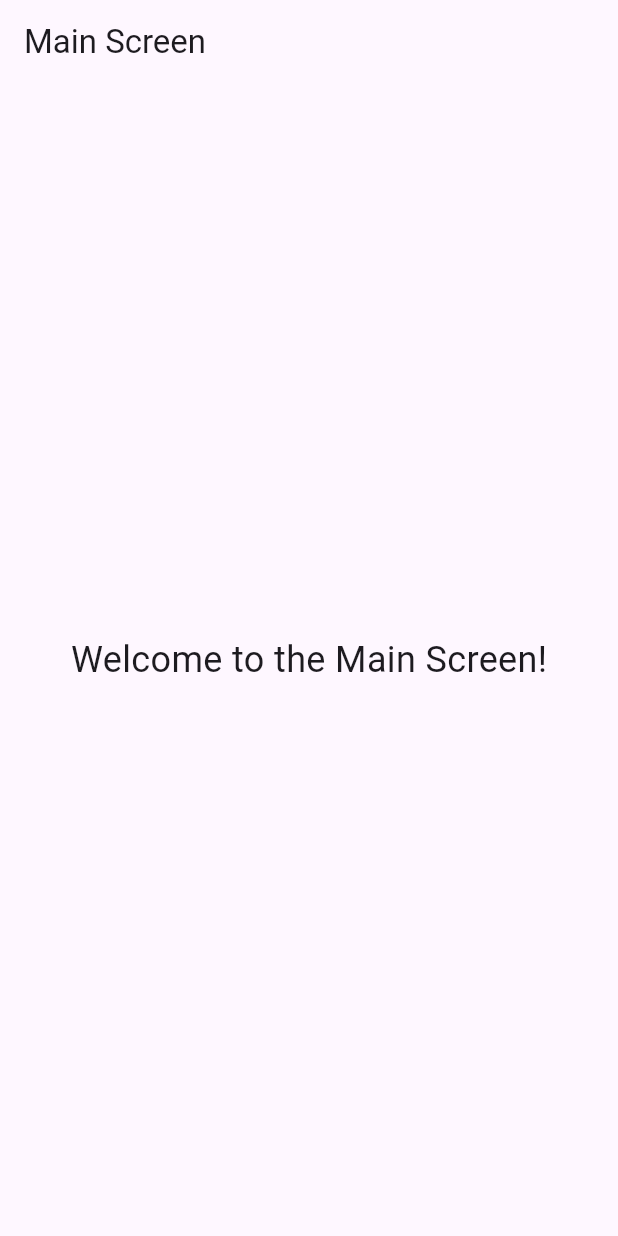
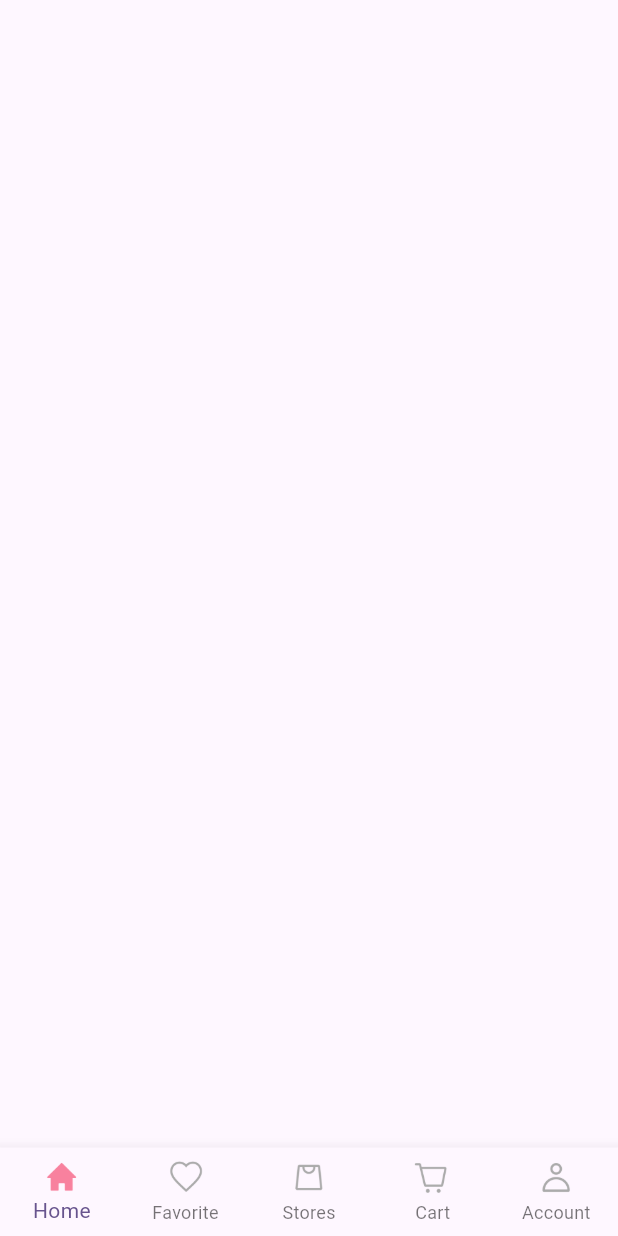
Before and after one commit to gyhcom/flutter_first, a Flutter app: the screen it shows after launch, on a phone screen of 412 x 824 dp. Run offline on Flutter 3.47's test engine with Material 3 defaults, Android fonts, the phone set to English and light mode, and no system bars; our stand-ins replace google_fonts.

Commit message:
FEAT: MainScreen iconNavigationBar

```diff
--- a/lib/views/screens/main_screen.dart
+++ b/lib/views/screens/main_screen.dart
@@ -1,22 +1,34 @@
 import 'package:flutter/material.dart';
 
-class MainScreen extends StatefulWidget {
+class MainScreen extends StatelessWidget {
   const MainScreen({super.key});
-
-  @override
-  State<MainScreen> createState() => _MainScreenState();
-}
-
-class _MainScreenState extends State<MainScreen> {
   @override
   Widget build(BuildContext context) {
     return Scaffold(
-      appBar: AppBar(title: const Text('Main Screen')),
-      body: Center(
-        child: Text(
-          'Welcome to the Main Screen!',
-          style: TextStyle(fontSize: 24),
-        ),
+      bottomNavigationBar: BottomNavigationBar(
+        type: BottomNavigationBarType.fixed,
+        items: [
+          BottomNavigationBarItem(
+            icon: Image.asset("assets/icons/home.png", width: 25),
+            label: "Home",
+          ),
+          BottomNavigationBarItem(
+            icon: Image.asset("assets/icons/love.png", width: 25),
+            label: "Favorite",
+          ),
+          BottomNavigationBarItem(
+            icon: Image.asset("assets/icons/mart.png", width: 25),
+            label: "Stores",
+          ),
+          BottomNavigationBarItem(
+            icon: Image.asset("assets/icons/cart.png", width: 25),
+            label: "Cart",
+          ),
+          BottomNavigationBarItem(
+            icon: Image.asset("assets/icons/user.png", width: 25),
+            label: "Account",
+          ),
+        ],
       ),
     );
   }
```
